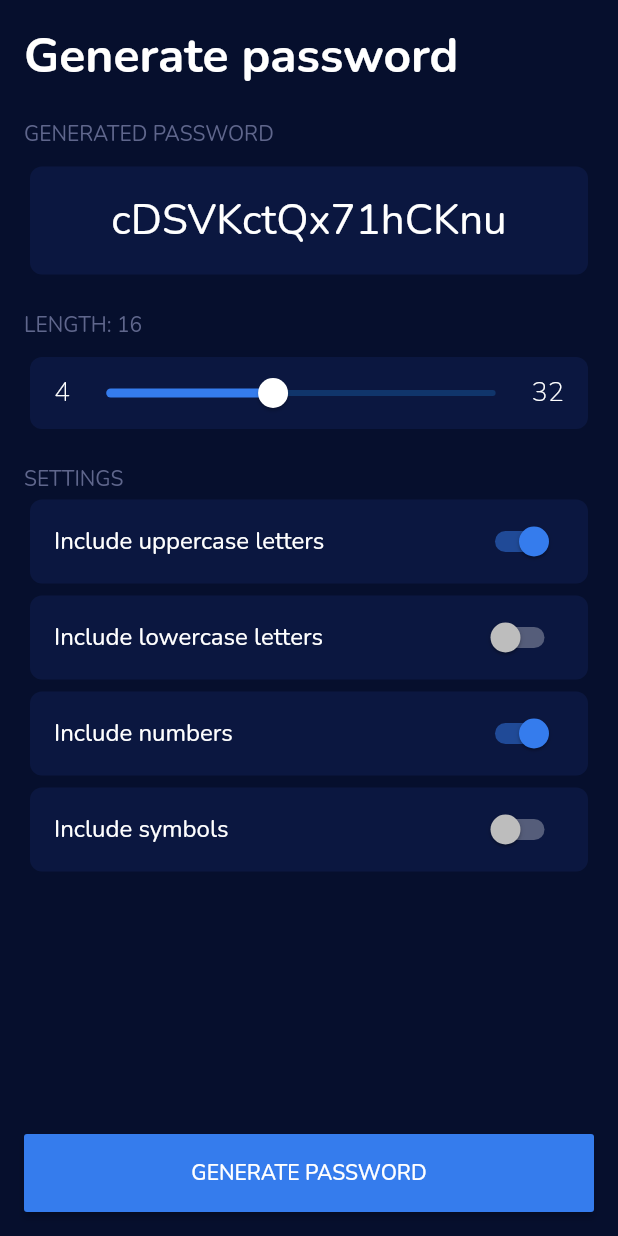
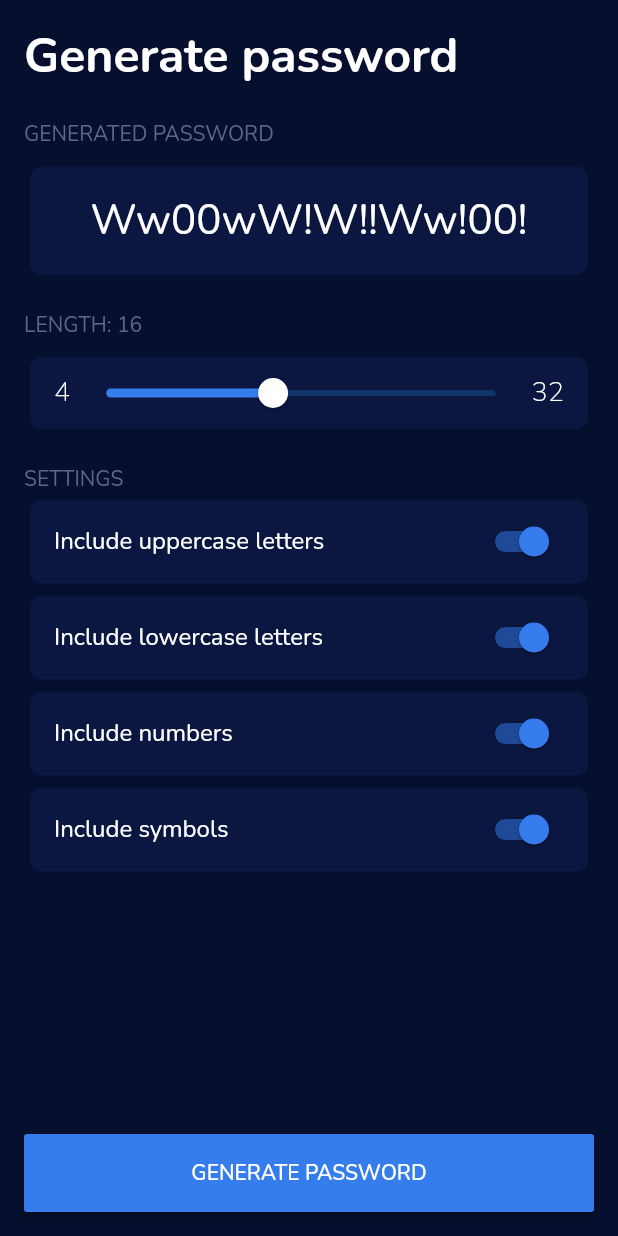
Before and after one commit to castrors/password_generator, a Flutter app: the PasswordGeneratorPage screen opened directly, after a tap on "GENERATE PASSWORD", on a phone screen of 412 x 824 dp. Run offline on Flutter 3.47's test engine with Material 2 defaults, Android fonts, the light colour scheme and no system bars; our stand-ins replace google_fonts.

Commit message:
implement password generator with providers

```diff
--- /dev/null
+++ b/lib/models/password_generator.dart
@@ -0,0 +1,56 @@
+import 'dart:math';
+
+class PasswordGenerator {
+  static String generate(
+      int length, bool lower, bool upper, bool number, bool symbol) {
+    var password = '';
+
+    if (lower) {
+      for (var i = 0; i < length; i++) {
+        password += _randomLower();
+      }
+    }
+    if (upper) {
+      for (var i = 0; i < length; i++) {
+        password += _randomUpper();
+      }
+    }
+
+    if (number) {
+      for (var i = 0; i < length; i++) {
+        password += _randomNumber();
+      }
+    }
+
+    if (symbol) {
+      for (var i = 0; i < length; i++) {
+        password += _randomSymbol();
+      }
+    }
+
+    if (!(lower || upper || number || symbol)) {
+      password = 'password';
+    } else {
+      password = (password.split('')..shuffle()).join('').substring(0, length);
+    }
+
+    return password;
+  }
+
+  static String _randomLower() {
+    return String.fromCharCode(Random().nextInt(26).floor() + 97);
+  }
+
+  static String _randomUpper() {
+    return String.fromCharCode(Random().nextInt(26).floor() + 65);
+  }
+
+  static String _randomNumber() {
+    return String.fromCharCode(Random().nextInt(10).floor() + 48);
+  }
+
+  static String _randomSymbol() {
+    const symbols = '!@#\$%^&*(){}[]=<>/,.';
+    return symbols[Random().nextInt(symbols.length).floor()];
+  }
+}
--- /dev/null
+++ b/lib/models/password_model.dart
@@ -0,0 +1,53 @@
+import 'package:flutter/material.dart';
+import 'package:password_generator/models/password_generator.dart';
+
+class PasswordModel extends ChangeNotifier {
+  String _generatedPassword = '';
+  int _length = 16;
+  bool _includeUppercaseLetters = true;
+  bool _includeLowercaseLetters = true;
+  bool _includeNumbers = true;
+  bool _includeSymbols = true;
+
+  String get generatedPassword => _generatedPassword;
+
+  int get length => _length;
+  set length(value) {
+    _length = value;
+    notifyListeners();
+  }
+
+  bool get includeUppercaseLetters => _includeUppercaseLetters;
+  set includeUppercaseLetters(value) {
+    _includeUppercaseLetters = value;
+    notifyListeners();
+  }
+
+  bool get includeLowercaseLetters => _includeLowercaseLetters;
+  set includeLowercaseLetters(value) {
+    _includeLowercaseLetters = value;
+    notifyListeners();
+  }
+
+  bool get includeNumbers => _includeNumbers;
+  set includeNumbers(value) {
+    _includeNumbers = value;
+    notifyListeners();
+  }
+
+  bool get includeSymbols => _includeSymbols;
+  set includeSymbols(value) {
+    _includeSymbols = value;
+    notifyListeners();
+  }
+
+  void generate() {
+    _generatedPassword = PasswordGenerator.generate(
+        _length,
+        _includeLowercaseLetters,
+        _includeUppercaseLetters,
+        _includeNumbers,
+        _includeSymbols);
+    notifyListeners();
+  }
+}
--- a/lib/password_generator_page.dart
+++ b/lib/password_generator_page.dart
@@ -1,10 +1,13 @@
 import 'package:flutter/material.dart';
 import 'package:password_generator/colors.dart';
+import 'package:password_generator/models/password_model.dart';
 import 'package:password_generator/rounded_container.dart';
+import 'package:provider/provider.dart';
 
 class PasswordGeneratorPage extends StatelessWidget {
   @override
   Widget build(BuildContext context) {
+    var passwordModel = Provider.of<PasswordModel>(context);
     return Scaffold(
       body: SafeArea(
         child: Padding(
@@ -28,7 +31,7 @@ class PasswordGeneratorPage extends StatelessWidget {
               ),
               RoundedContainer(
                 height: 72,
-                child: Text('cDSVKctQx71hCKnu',
+                child: Text(passwordModel.generatedPassword,
                     style: TextStyle(
                       fontWeight: FontWeight.w400,
                       fontSize: 28,
@@ -38,7 +41,7 @@ class PasswordGeneratorPage extends StatelessWidget {
                 height: 20,
               ),
               Text(
-                'LENGTH: 16',
+                'LENGTH: ${passwordModel.length}',
                 style: TextStyle(color: hintColor),
               ),
               SizedBox(
@@ -57,8 +60,10 @@ class PasswordGeneratorPage extends StatelessWidget {
                     ),
                     Expanded(
                       child: Slider(
-                        onChanged: (value) {},
-                        value: 16,
+                        onChanged: (value) {
+                          passwordModel.length = value.toInt();
+                        },
+                        value: passwordModel.length.toDouble(),
                         max: 32,
                         min: 4,
                       ),
@@ -83,30 +88,38 @@ class PasswordGeneratorPage extends StatelessWidget {
               ),
               RoundedContainer(
                 child: SwitchListTile(
-                  onChanged: (value) {},
                   title: Text('Include uppercase letters'),
-                  value: true,
+                  value: passwordModel.includeUppercaseLetters,
+                  onChanged: (value) {
+                    passwordModel.includeUppercaseLetters = value;
+                  },
                 ),
               ),
               RoundedContainer(
                 child: SwitchListTile(
-                  onChanged: (value) {},
                   title: Text('Include lowercase letters'),
-                  value: false,
+                  value: passwordModel.includeLowercaseLetters,
+                  onChanged: (value) {
+                    passwordModel.includeLowercaseLetters = value;
+                  },
                 ),
               ),
               RoundedContainer(
                 child: SwitchListTile(
-                  onChanged: (value) {},
                   title: Text('Include numbers'),
-                  value: true,
+                  value: passwordModel.includeNumbers,
+                  onChanged: (value) {
+                    passwordModel.includeNumbers = value;
+                  },
                 ),
               ),
               RoundedContainer(
                 child: SwitchListTile(
-                  onChanged: (value) {},
                   title: Text('Include symbols'),
-                  value: false,
+                  value: passwordModel.includeSymbols,
+                  onChanged: (value) {
+                    passwordModel.includeSymbols = value;
+                  },
                 ),
               ),
               Expanded(
@@ -117,7 +130,9 @@ class PasswordGeneratorPage extends StatelessWidget {
                     width: MediaQuery.of(context).size.width,
                     child: RaisedButton(
                       child: Text('GENERATE PASSWORD'),
-                      onPressed: () {},
+                      onPressed: () {
+                        passwordModel.generate();
+                      },
                     ),
                   ),
                 ),
--- a/pubspec.yaml
+++ b/pubspec.yaml
@@ -12,6 +12,7 @@ dependencies:
 
   cupertino_icons: ^0.1.2
   google_fonts: ^0.3.9
+  provider: ^3.0.0
 
 dev_dependencies:
   flutter_test:
```
Also changed, not shown: lib/main.dart (+8 -3 lines), pubspec.lock.
